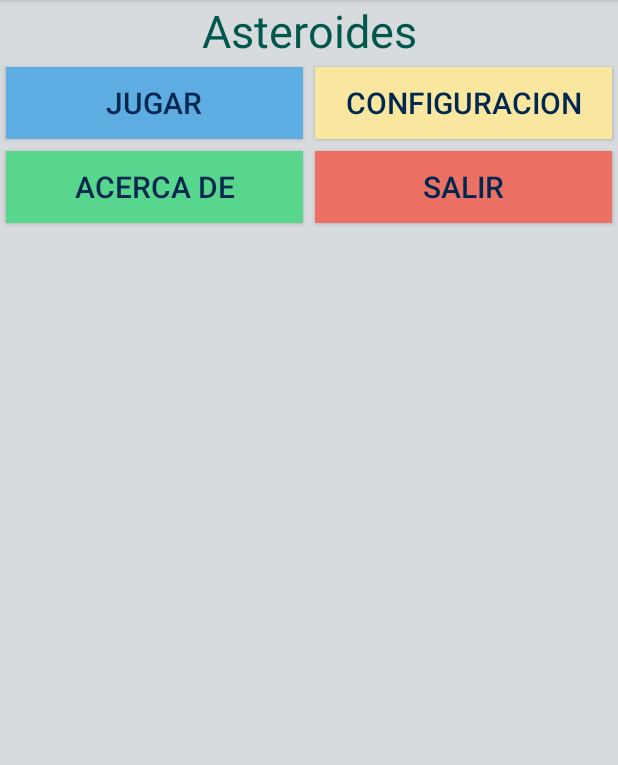
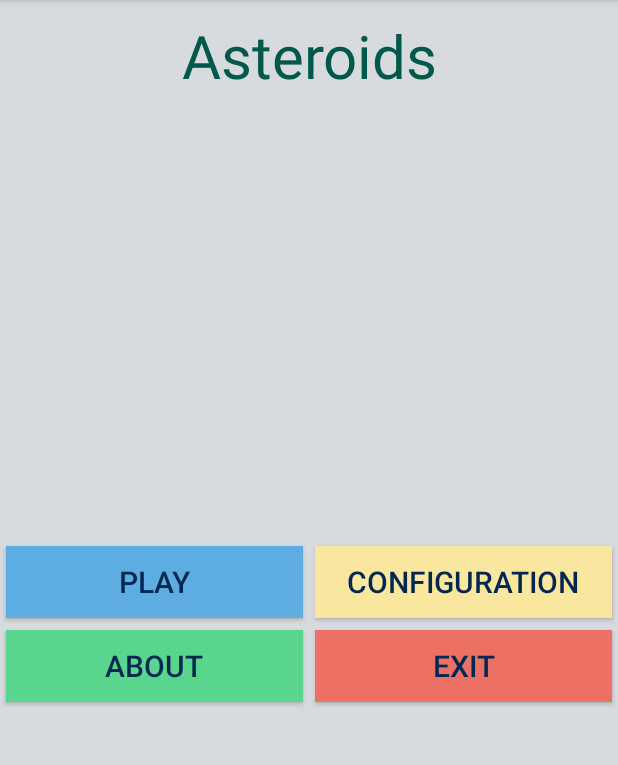
Before and after one commit to snksnake/PerezA_U2, an Android app: the fragment Tab1 shown on its own in the app's theme, on a phone screen of 412 x 824 dp, the part 84-849 px from its top. Run offline under Robolectric (Android 15) with nearby library versions, the phone set to English and light mode, and no system bars.

Commit message:
Asteroids main menu center and multilanguage

```diff
--- a/app/src/main/java/fpa/pereza_u2/Tab4.java
+++ b/app/src/main/java/fpa/pereza_u2/Tab4.java
@@ -41,8 +41,8 @@ public class Tab4 extends Fragment {
         btnAdd = view.findViewById(R.id.add_btn);
         screen = view.findViewById(R.id.operations);
 
-        e2p = view.findViewById(R.id.operations);
-        p2e = view.findViewById(R.id.operations);
+        e2p = view.findViewById(R.id.e2p);
+        p2e = view.findViewById(R.id.p2e);
         btn0.setOnClickListener(new View.OnClickListener() {
             @Override
             public void onClick(View view) {
--- a/app/src/main/res/layout/tab1_view.xml
+++ b/app/src/main/res/layout/tab1_view.xml
@@ -6,7 +6,7 @@
 
     <LinearLayout
         android:layout_width="match_parent"
-        android:layout_height="wrap_content"
+        android:layout_height="match_parent"
         android:orientation="vertical">
 
         <LinearLayout
@@ -18,19 +18,18 @@
                 style="@style/TittleStyles"
                 android:layout_width="match_parent"
                 android:layout_height="wrap_content"
-                android:gravity="center"
                 android:text="@string/asteroidstext" />
         </LinearLayout>
 
         <LinearLayout
             android:layout_width="match_parent"
-            android:layout_height="wrap_content"
+            android:layout_height="match_parent"
+            android:gravity="center"
             android:orientation="vertical">
 
             <LinearLayout
                 android:layout_width="match_parent"
                 android:layout_height="wrap_content"
-                android:layout_weight="2"
                 android:orientation="horizontal">
 
                 <Button
@@ -55,7 +54,6 @@
             <LinearLayout
                 android:layout_width="match_parent"
                 android:layout_height="wrap_content"
-                android:layout_weight="2"
                 android:orientation="horizontal">
 
                 <Button
@@ -76,7 +74,6 @@
                     android:background="@color/buttonExit"
                     android:text="@string/exit" />
             </LinearLayout>
-
         </LinearLayout>
     </LinearLayout>
 </android.support.constraint.ConstraintLayout>
--- a/app/src/main/res/values/strings.xml
+++ b/app/src/main/res/values/strings.xml
@@ -1,8 +1,8 @@
 <resources>
     <string name="app_name">PerezA_U2</string>
-    <string name="asteroidstext">Asteroides</string>
-    <string name="playtext">Jugar</string>
-    <string name="conftext">Configuracion</string>
-    <string name="about">Acerca de</string>
-    <string name="exit">Salir</string>
+    <string name="asteroidstext">Asteroids</string>
+    <string name="playtext">Play</string>
+    <string name="conftext">Configuration</string>
+    <string name="about">About</string>
+    <string name="exit">Exit</string>
 </resources>
--- a/app/src/main/res/values/styles.xml
+++ b/app/src/main/res/values/styles.xml
@@ -33,7 +33,9 @@
 
     <style name="TittleStyles">
         <!-- Customize your theme here. -->
-        <item name="android:textSize">30dp</item>
+        <item name="android:textSize">40dp</item>
         <item name="android:textColor">@color/colorPrimaryDark</item>
+        <item name="android:paddingTop">10dp</item>
+        <item name="android:gravity">center</item>
     </style>
 </resources>
```
Also changed, not shown: 1 other file.
